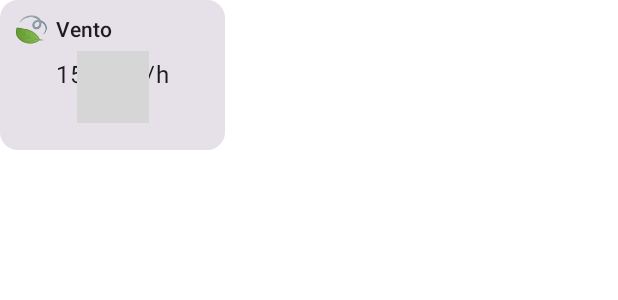
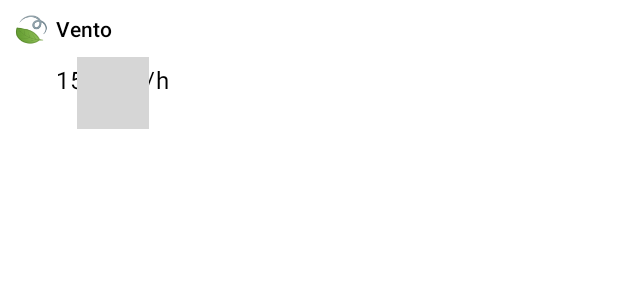
Before and after one commit to pmalaquias/weather_forecast, an Android app built with Jetpack Compose: the @Preview function WindDataDisplayPreview, on a phone screen of 412 x 824 dp. Shown: the top 300 px of the screen. Run offline under Robolectric (Android 15) with nearby library versions, the phone set to English and light mode, and no system bars; our stand-ins replace Material 3 Expressive styles (plain Material 3 is drawn); 3 statements that could not run were skipped; grey boxes are pictures that could not be loaded.

Commit message:
Refactor WindDataDisplay to add text color parameter, enhance layout, and improve styling for wind information

```diff
--- a/app/src/main/java/com/pmalaquias/weatherforecast/presentation/ui/pages/weatherScreen/components/WindDataDisplay.kt
+++ b/app/src/main/java/com/pmalaquias/weatherforecast/presentation/ui/pages/weatherScreen/components/WindDataDisplay.kt
@@ -6,17 +6,19 @@ import androidx.compose.foundation.layout.Column
 import androidx.compose.foundation.layout.Row
 import androidx.compose.foundation.layout.Spacer
 import androidx.compose.foundation.layout.fillMaxSize
+import androidx.compose.foundation.layout.fillMaxWidth
 import androidx.compose.foundation.layout.height
 import androidx.compose.foundation.layout.padding
-import androidx.compose.foundation.layout.size
 import androidx.compose.foundation.layout.width
 import androidx.compose.material3.Card
+import androidx.compose.material3.CardDefaults
 import androidx.compose.material3.ExperimentalMaterial3ExpressiveApi
 import androidx.compose.material3.MaterialTheme
 import androidx.compose.material3.Text
 import androidx.compose.runtime.Composable
 import androidx.compose.ui.Alignment
 import androidx.compose.ui.Modifier
+import androidx.compose.ui.graphics.Color
 import androidx.compose.ui.tooling.preview.Preview
 import androidx.compose.ui.unit.dp
 import androidx.compose.ui.unit.sp
@@ -26,13 +28,18 @@ import com.pmalaquias.weatherforecast.domain.models.WindInfo
 @OptIn(ExperimentalMaterial3ExpressiveApi::class)
 @Composable
 fun WindDataDisplay(
-    windInfo: WindInfo
+    windInfo: WindInfo, textColor: Color = Color.Black
 ) {
-    Card {
+    Card(
+        colors = CardDefaults.cardColors(
+            containerColor = Color.White.copy(alpha = 0.4f),
+        )
+    ) {
         Column(
             modifier = Modifier
                 .width(150.dp)
                 .height(100.dp)
+                .fillMaxWidth()
                 .padding(8.dp),
             horizontalAlignment = Alignment.Start,
             verticalArrangement = Arrangement.Center
@@ -44,13 +51,18 @@ fun WindDataDisplay(
             ) {
                 Text("🍃", fontSize = 20.sp)
                 Spacer(Modifier.width(4.dp))
-                Text("Vento", style = MaterialTheme.typography.titleSmallEmphasized)
+                Text(
+                    "Vento",
+                    style = MaterialTheme.typography.titleSmallEmphasized,
+                    color = textColor
+                )
             }
 
             Box(
                 modifier = Modifier
                     .fillMaxSize()
-                    .padding(bottom = 8.dp),
+                //.padding(bottom = 8.dp)
+                ,
                 contentAlignment = Alignment.Center
             ) {
                 WindDirectionDisplay(
@@ -65,11 +77,13 @@ fun WindDataDisplay(
                     // Display wind speed and direction
                     Text(
                         text = "${windInfo.speed} km/h",
-                        style = MaterialTheme.typography.bodyLargeEmphasized
+                        style = MaterialTheme.typography.bodyLargeEmphasized,
+                        color = textColor
                     )
                     Text(
                         text = windInfo.direction,
-                        style = MaterialTheme.typography.bodySmallEmphasized
+                        style = MaterialTheme.typography.bodySmallEmphasized,
+                        color = textColor
                     )
                 }
             }
```
